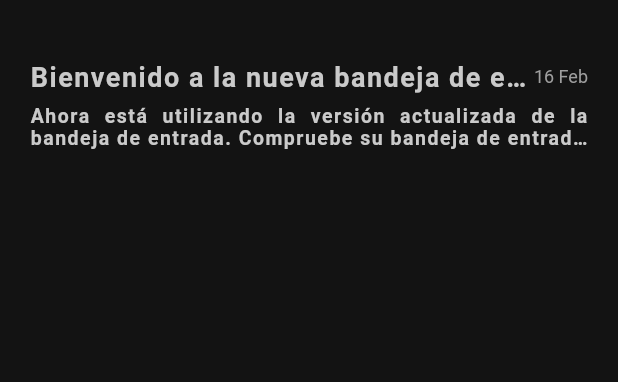
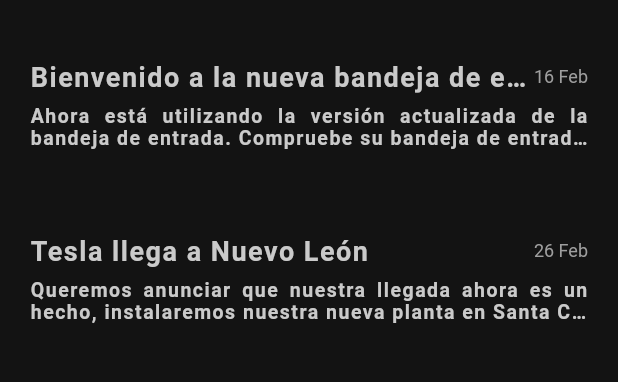
Before and after one commit to leonardos4enz/Tesla-clone, a Flutter app: the InboxScreen screen opened directly, on a phone screen of 412 x 824 dp, the part 59-441 px from its top. Run offline on Flutter 3.47's test engine with Material 2 defaults, Android fonts, the phone set to English and light mode, and no system bars; our stand-ins replace chewie, shared_preferences, video_player; accounts and stored records are empty; Roboto replaces fonts that are missing (SanFranciscoPro).

Commit message:
Bandeja de entrada - más datos

```diff
--- a/lib/data/inbox_data.dart
+++ b/lib/data/inbox_data.dart
@@ -6,4 +6,11 @@
     'description':
         'Ahora está utilizando la versión actualizada de la bandeja de entrada. Compruebe su bandeja de entrada para obtener información importante sobre sus productos y servicios Tesla.'
   },
+  {
+    'id': 1,
+    'date': DateTime(2023, 2, 26, 8, 15, 00),
+    'title': 'Tesla llega a Nuevo León',
+    'description':
+        'Queremos anunciar que nuestra llegada ahora es un hecho, instalaremos nuestra nueva planta en Santa Catarina, Nuevo León, México. Es un lugar lleno de oportunidades que no se debe desaprovechar. '
+  },
 ];
```
